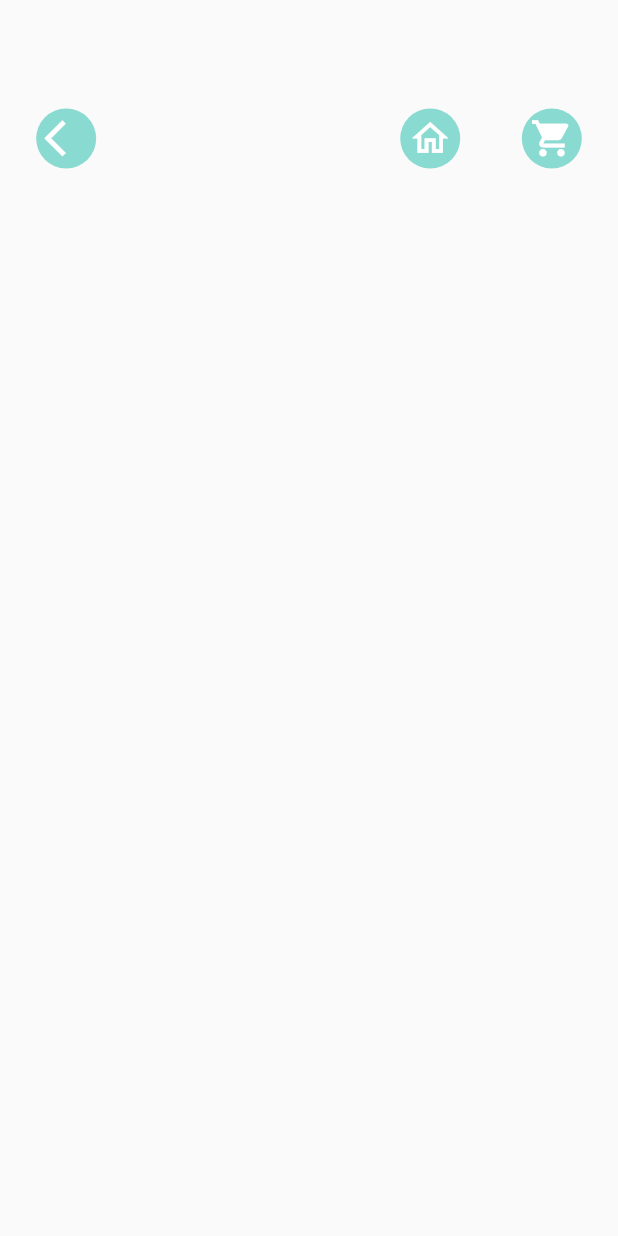
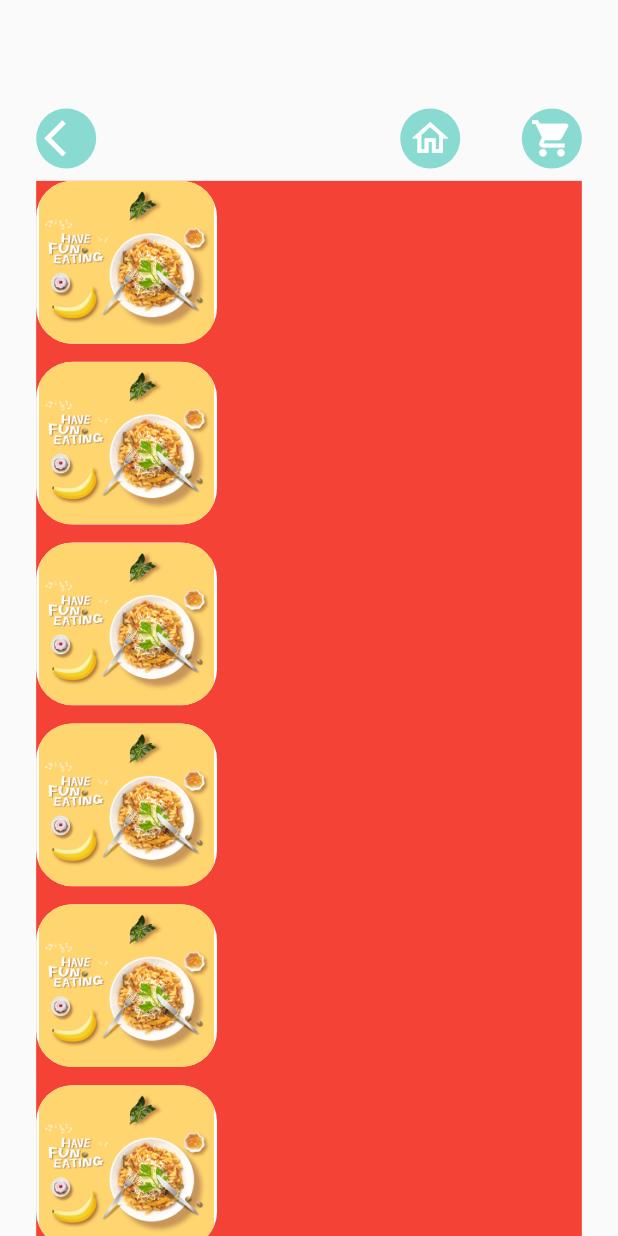
Before and after one commit to Elvis-1/food_delivery_app, a Flutter app: the screen it shows after launch, on a phone screen of 412 x 824 dp. Run offline on Flutter 3.47's test engine with Material 2 defaults, Android fonts, the phone set to English and light mode, and no system bars; our stand-ins replace dots_indicator, get; network calls fail.

Commit message:
started cart page

```diff
--- a/lib/controllers/cart_controller.dart
+++ b/lib/controllers/cart_controller.dart
@@ -83,4 +83,10 @@ class CartController extends GetxController {
     });
     return totalQuantity;
   }
+
+  List<CartModel> get getItems {
+    return _items.entries.map((e) {
+      return e.value;
+    }).toList();
+  }
 }
--- a/lib/controllers/popular_product_controller.dart
+++ b/lib/controllers/popular_product_controller.dart
@@ -3,6 +3,7 @@ import 'dart:convert';
 import 'package:flutter/material.dart';
 import 'package:food_delivery/controllers/cart_controller.dart';
 import 'package:food_delivery/data/repository/popular_product_repo.dart';
+import 'package:food_delivery/models/cart_model.dart';
 import 'package:food_delivery/models/product_model.dart';
 import 'package:food_delivery/utils/colors.dart';
 import 'package:get/get.dart';
@@ -131,4 +132,8 @@ class PopularProductController extends GetxController {
   int get totalItems {
     return _cart!.totalItems;
   }
+
+  List<CartModel> get getItems {
+    return _cart!.getItems;
+  }
 }
--- a/lib/pages/cart/cart_page.dart
+++ b/lib/pages/cart/cart_page.dart
@@ -11,6 +11,7 @@ class CartPage extends StatelessWidget {
     return Scaffold(
       body: Stack(
         children: [
+          // header section
           Positioned(
               top: Dimension.height20 * 3,
               right: Dimension.width20,
@@ -40,6 +41,41 @@ class CartPage extends StatelessWidget {
                     iconSize: Dimension.iconSize24,
                   )
                 ],
+              )),
+
+          Positioned(
+              top: Dimension.width20 * 5,
+              right: Dimension.width20,
+              left: Dimension.width20,
+              bottom: 0,
+              child: Container(
+                color: Colors.red,
+                child: ListView.builder(
+                    itemCount: 10,
+                    itemBuilder: (_, index) {
+                      return Container(
+                        height: Dimension.width20 * 5,
+                        width: double.maxFinite,
+                        child: Row(
+                          children: [
+                            Container(
+                              height: Dimension.width20 * 5,
+                              width: Dimension.width20 * 5,
+                              margin:
+                                  EdgeInsets.only(bottom: Dimension.height10),
+                              decoration: BoxDecoration(
+                                image: DecorationImage(
+                                    image:
+                                        AssetImage('assets/image/food0.png')),
+                                color: Colors.white,
+                                borderRadius:
+                                    BorderRadius.circular(Dimension.radius20),
+                              ),
+                            )
+                          ],
+                        ),
+                      );
+                    }),
               ))
         ],
       ),
```
